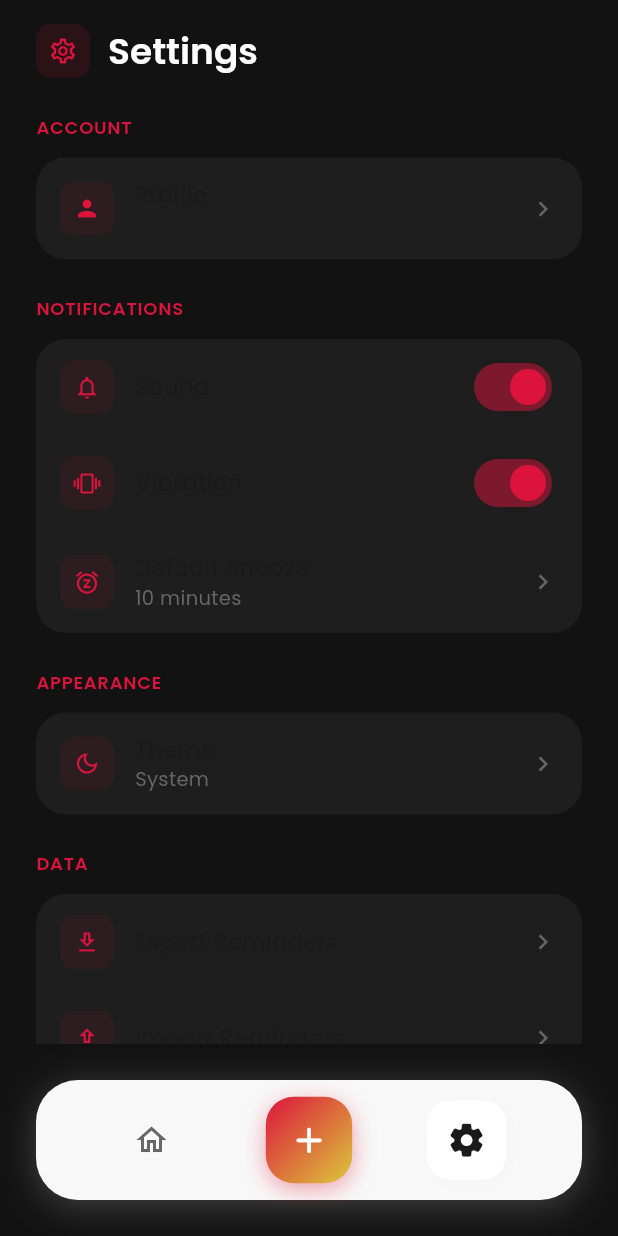
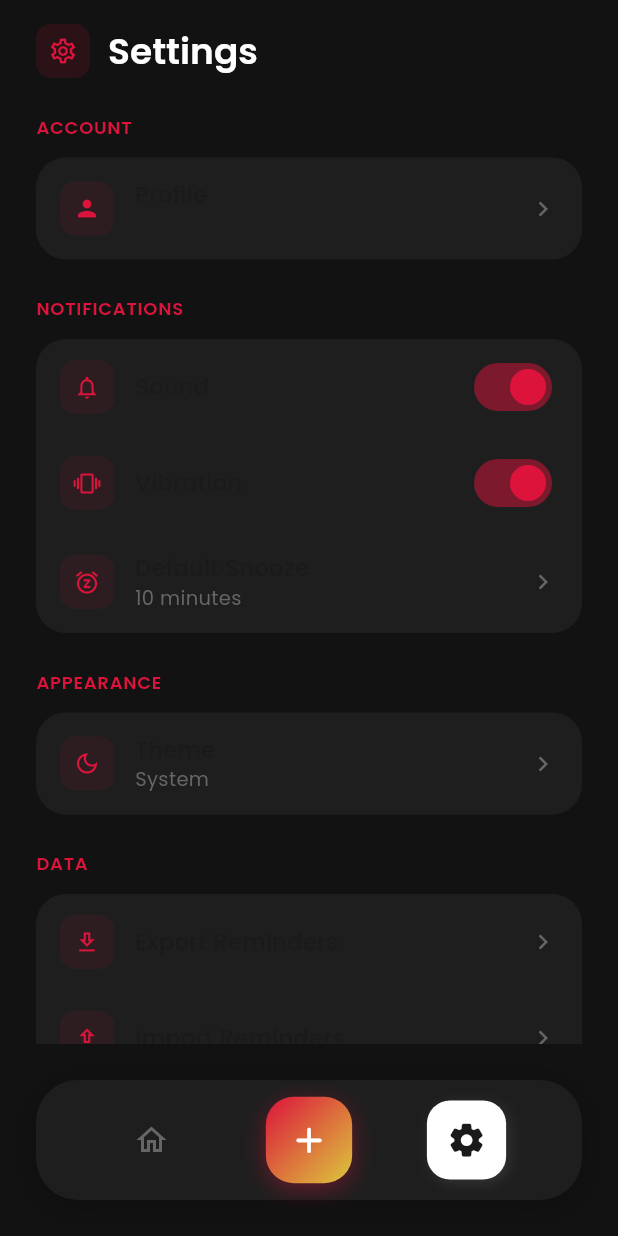
Before and after one commit to Mathew222/Ping, a Flutter app: the MainShell screen opened directly with empty values, item 3 of the bottom bar chosen, on a phone screen of 412 x 824 dp. Run offline on Flutter 3.47's test engine with Material 3 defaults, Android fonts, the phone set to English and light mode, and no system bars; drawn by our look-alikes of flutter_animate; our stand-ins replace flutter_local_notifications, flutter_riverpod, go_router, google_fonts, supabase_flutter, timezone; accounts and stored records are empty.

Commit message:
fix: navigation bar now uses theme-aware colors for dark mode

```diff
--- a/lib/app/router.dart
+++ b/lib/app/router.dart
@@ -167,11 +167,11 @@ class _BottomNavBarWithFABState extends State<_BottomNavBarWithFAB>
       height: 80,
       margin: const EdgeInsets.all(24),
       decoration: BoxDecoration(
-        color: PingTheme.bgLight,
+        color: Theme.of(context).cardColor,
         borderRadius: BorderRadius.circular(28),
         boxShadow: [
           BoxShadow(
-            color: PingTheme.shadowDark.withAlpha(60),
+            color: Colors.black.withAlpha(60),
             offset: const Offset(0, 4),
             blurRadius: 20,
           ),
```
